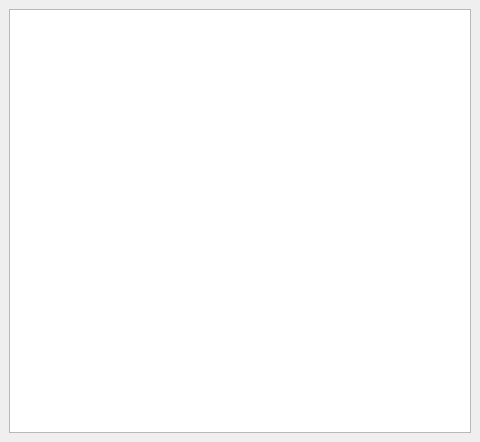
The window that src/video_annotator/playlist_view.ui (cvisionai/Tator-Native) describes before a commit, drawn with Qt 5.
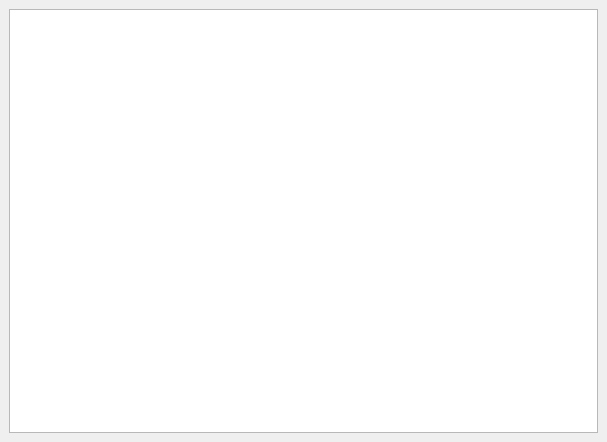
The same window after the commit.

Commit message: Finish visual identity for playlist

```diff
--- a/src/video_annotator/playlist_view.ui
+++ b/src/video_annotator/playlist_view.ui
@@ -6,7 +6,7 @@
    <rect>
     <x>0</x>
     <y>0</y>
-    <width>480</width>
+    <width>607</width>
     <height>442</height>
    </rect>
   </property>
@@ -24,7 +24,7 @@
        <bool>true</bool>
       </attribute>
       <attribute name="headerDefaultSectionSize">
-       <number>200</number>
+       <number>300</number>
       </attribute>
       <attribute name="headerHighlightSections">
        <bool>true</bool>
```
The commit also changes 2 other files.
